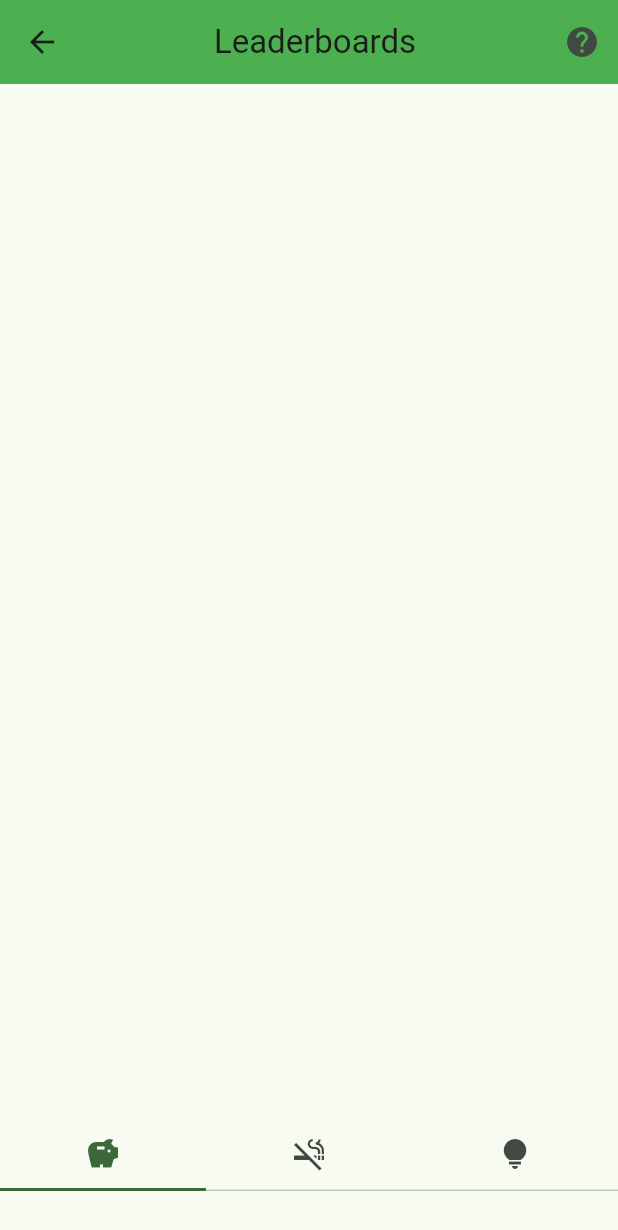
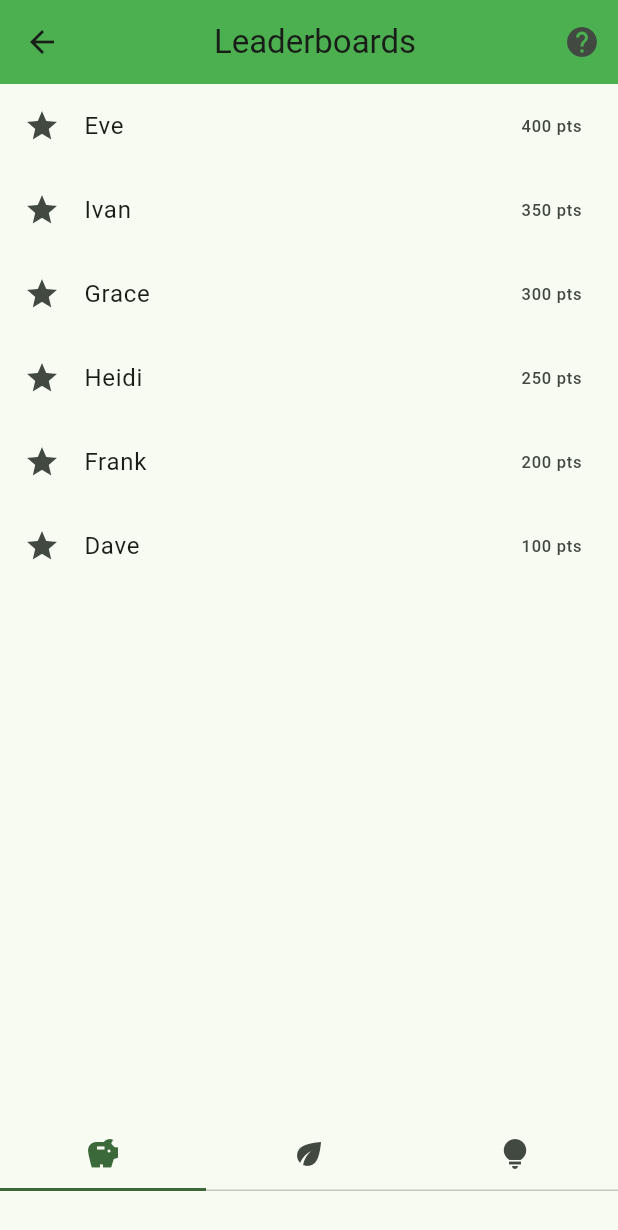
Before and after one commit to PratheekRamakrishna/BitCamp-FinFight, a Flutter app: the MyLeaderboard screen opened directly, on a phone screen of 412 x 824 dp. Shown: the top 1230 px of the screen. Run offline on Flutter 3.47's test engine with Material 3 defaults, Android fonts, the phone set to English and light mode, and no system bars; our stand-ins replace google_fonts.

Commit message:
Final commit

```diff
--- a/BitCamp Project/placeholder/lib/main.dart
+++ b/BitCamp Project/placeholder/lib/main.dart
@@ -53,6 +53,14 @@
   Widget build(BuildContext context) {
     return Scaffold(
       appBar: AppBar(
+        actions: [
+          IconButton(onPressed: () {
+            Navigator.push(
+            context,
+            MaterialPageRoute(builder: (context) => Tutorial())
+            );
+          }, icon: Icon(Icons.help)),
+        ],
         leading: Icon(Icons.monetization_on),
         title: Center(
           child: Text(widget.title,
@@ -64,14 +72,7 @@
           ),
         ),
         backgroundColor: Colors.green,
-        actions: [
-          IconButton(onPressed: () {
-            Navigator.push(
-            context,
-            MaterialPageRoute(builder: (context) => Tutorial())
-            );
-          }, icon: Icon(Icons.help)),
-        ],
+
       ),
       body: SingleChildScrollView(
         padding: const EdgeInsets.all(8.0),
@@ -264,8 +265,8 @@
           }, icon: Icon(Icons.help)),
         ],
         title: Center(
-          child: Text("Justify Purchases",
-            style: Theme.of(context).textTheme.headlineMedium!.copyWith(color: Colors.black)),
+          child: Text("Invite your Friends!",
+            style: Theme.of(context).textTheme.headlineSmall!.copyWith(color: Colors.black)),
 
         ),
         backgroundColor: Colors.green,
@@ -307,7 +308,11 @@
               icon: Icon(Icons.email_sharp, size: 36),
               label: Text(
                 "Send Email",
-                style: Theme.of(context).textTheme.headlineMedium!.copyWith(color: Colors.black)
+                style: GoogleFonts.merriweatherSans(
+                  textStyle: TextStyle(
+                    fontSize: 30,
+                  ),
+                ),
                 ),
               onPressed: _invitePerson,
             ),
@@ -326,12 +331,82 @@
 }
 
 class _MyLeaderboard extends State<MyLeaderboard> {
+
+  final List<Map<String, dynamic>> co2Leaderboard = [
+    {'name': 'Dave', 'co2Cost': 50}, // Key is 'co2Cost'
+    {'name': 'Eve', 'co2Cost': 100},
+    {'name': 'Frank', 'co2Cost': 200},
+    {'name': 'Grace', 'co2Cost': 20}, // Key is 'co2Cost'
+    {'name': 'Heidi', 'co2Cost': 300},
+    {'name': 'Ivan', 'co2Cost': 170},
+  ];
+   // Helper method to build the Points leaderboard table
+final List<Map<String, dynamic>> pointsLeaderboard = [
+    {'name': 'Dave', 'points': 100},
+    {'name': 'Eve', 'points': 400},
+    {'name': 'Frank', 'points': 200},
+    {'name': 'Grace', 'points': 300},
+    {'name': 'Heidi', 'points': 250},
+    {'name': 'Ivan', 'points': 350},
+  ];
+
+  final List<Map<String, dynamic>> costEffectiveLeaderboard = [
+    {'name': 'Dave', 'ratio': 1.5},
+    {'name': 'Eve', 'ratio': .92},
+    {'name': 'Frank', 'ratio': .88},
+    {'name': 'Grace', 'ratio': .55},
+    {'name': 'Ivan', 'ratio': 2.2},
+    {'name': 'Heidi', 'ratio': 3.8},
+  ];
+
+  Widget _buildPointsTable() {
+    // Sort in descending order (highest points first)
+    pointsLeaderboard.sort((a, b) => (b['points'] as num).compareTo(a['points'] as num));
+    return ListView(
+      children: pointsLeaderboard.map((entry) {
+        return ListTile(
+          leading: const Icon(Icons.star), // Added const
+          title: Text(entry['name']?.toString() ?? ''), // Handle potential null name
+          trailing: Text('${entry['points']?.toString() ?? ''} pts'), // Handle potential null points
+        );
+      }).toList(),
+    );
+  }
+
+  Widget _buildCO2Table() {
+    // Sort in ascending order (lowest CO2 cost is better)
+    co2Leaderboard.sort((a, b) => (a['co2Cost'] as num).compareTo(b['co2Cost'] as num));
+    return ListView(
+      children: co2Leaderboard.map((entry) {
+        return ListTile(
+          leading: const Icon(Icons.eco), // Added const
+          title: Text(entry['name']?.toString() ?? ''), // Handle potential null name
+          // Corrected the key from 'co2Saved' to 'co2Cost'
+          trailing: Text('${entry['co2Cost']?.toString() ?? ''} kg CO₂'), // Handle potential null co2Cost
+        );
+      }).toList(),
+    );
+  }
+
+Widget _buildCostEffectiveTable() {
+    costEffectiveLeaderboard.sort((a, b) => (b['ratio'] as num).compareTo(a['ratio'] as num));
+    return ListView(
+      children: costEffectiveLeaderboard.map((entry) {
+        return ListTile(
+          leading: const Icon(Icons.attach_money), // Added const
+          title: Text(entry['name']?.toString() ?? ''), // Handle potential null name
+          subtitle: const Text("Walmart Price Ratio"), // Added const
+          trailing: Text((entry['ratio'] as num).toStringAsFixed(2)), // Handle potential null ratio
+        );
+      }).toList(),
+    );
+  }
+
   @override
   Widget build(BuildContext context) {
     return DefaultTabController(length: 3, child:
             Scaffold(
               appBar: AppBar(
-
                 leading: IconButton(onPressed: () {
                   Navigator.pop(context);
                 }, icon: Icon(Icons.arrow_back_sharp)),
@@ -351,12 +426,19 @@
                 indicatorSize: TabBarIndicatorSize.tab,
                 tabs: [
                   Tab(icon: Icon(Icons.savings_sharp)),
-                  Tab(icon: Icon(Icons.smoke_free_sharp)),
+                  Tab(icon: Icon(Icons.eco_sharp)),
                   Tab(icon: Icon(Icons.lightbulb_sharp))
                 ],
               ),
-            ),
-          );
+              body: TabBarView(
+                children: [
+                _buildPointsTable(),
+                _buildCO2Table(),
+                _buildCostEffectiveTable(),
+              ],
+          ),
+      ),
+    );
   }
 }
 
@@ -429,6 +511,14 @@
       appBar: AppBar(
         title: const Center(child: Text("Justify Purchases")),
         backgroundColor: Colors.green,
+        actions: [
+          IconButton(onPressed: () {
+            Navigator.push(
+            context,
+            MaterialPageRoute(builder: (context) => Tutorial())
+            );
+          }, icon: Icon(Icons.help)),
+        ],
       ),
       body: SingleChildScrollView(
         padding: const EdgeInsets.all(16.0),
@@ -547,7 +637,15 @@
           title: Center(
             child: Text("FinFig",
               style: Theme.of(context).textTheme.headlineMedium!.copyWith(color: Colors.black)),
-            )
+            ),
+            actions: [
+              IconButton(onPressed: () {
+                Navigator.push(
+                context,
+                MaterialPageRoute(builder: (context) => Tutorial())
+                );
+              }, icon: Icon(Icons.help)),
+            ],
           ),
           body: Padding(
           padding: EdgeInsets.all(32),
@@ -603,7 +701,7 @@
             ),
             const SizedBox(height: 16),
             ListTile(
-              leading: Icon(Icons.smoke_free_sharp),
+              leading: Icon(Icons.eco_sharp),
               title: Text("Reduce your carbon emissions! The products you purchase all leave a carbon footprint.",
                 style: GoogleFonts.merriweatherSans(
                   textStyle: TextStyle(
```
